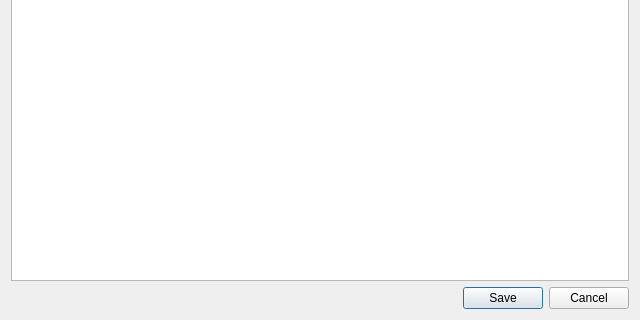
First picture: the form in forms/NmeaFieldConfigurationDialog.ui, repository rohityaduvxnshi/pcapfile, before the edit; both pictures show x 0 to 640 and y 160 to 480 of the 640 by 480 pixel window.
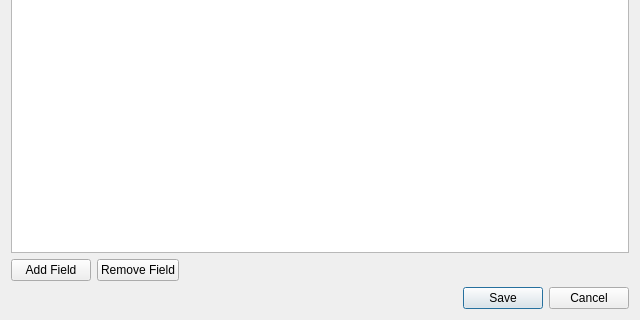
Second picture: the form after the edit.

Commit message: NMEA: support user-defined custom/proprietary sentences

```diff
--- a/forms/NmeaFieldConfigurationDialog.ui
+++ b/forms/NmeaFieldConfigurationDialog.ui
@@ -15,6 +15,13 @@
      <property name="selectionBehavior"><enum>QAbstractItemView::SelectRows</enum></property>
     </widget>
    </item>
+   <item>
+    <layout class="QHBoxLayout" name="customButtonsLayout">
+     <item><widget class="QPushButton" name="btnAddRow"><property name="text"><string>Add Field</string></property></widget></item>
+     <item><widget class="QPushButton" name="btnRemoveRow"><property name="text"><string>Remove Field</string></property></widget></item>
+     <item><spacer name="customButtonsSpacer"><property name="orientation"><enum>Qt::Horizontal</enum></property><property name="sizeHint" stdset="0"><size><width>40</width><height>20</height></size></property></spacer></item>
+    </layout>
+   </item>
    <item><widget class="QDialogButtonBox" name="buttonBox"><property name="orientation"><enum>Qt::Horizontal</enum></property><property name="standardButtons"><set>QDialogButtonBox::Cancel|QDialogButtonBox::Save</set></property></widget></item>
   </layout>
  </widget>
```
The commit also changes 12 other files.
